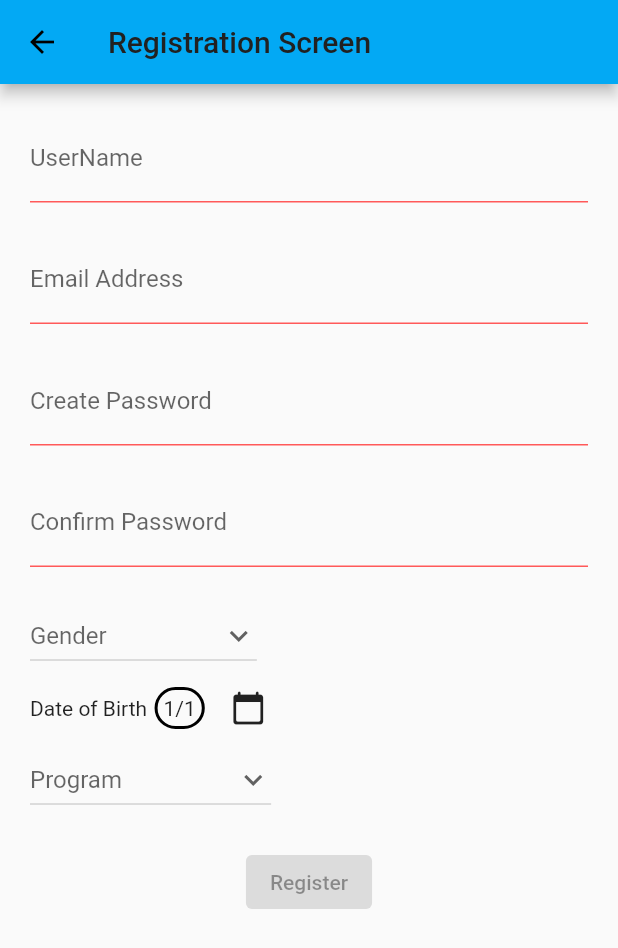
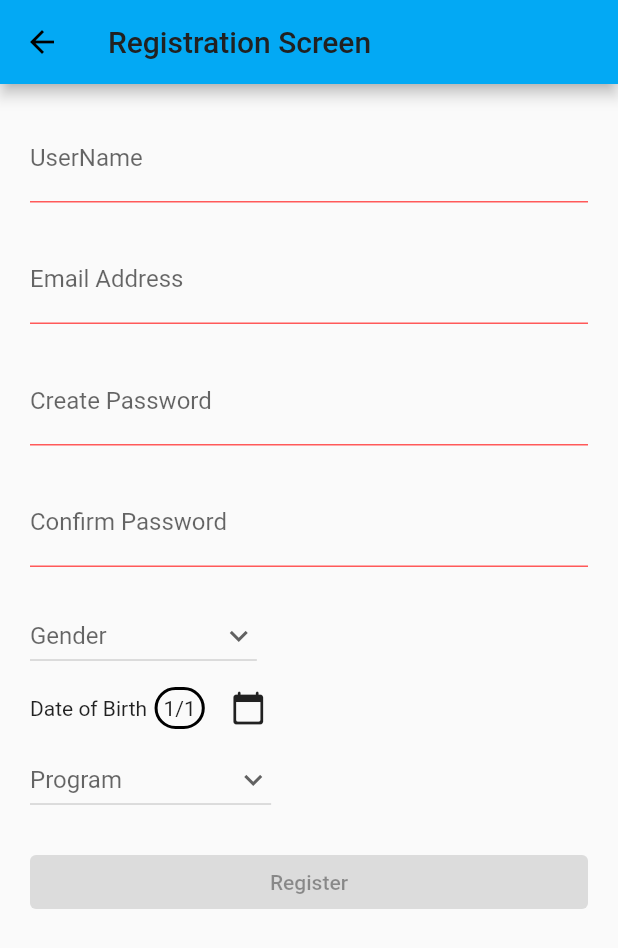
Before and after one commit to tayyab530/Helpadora, a Flutter app: the screen it shows after launch, after a tap on "or Create an account", on a phone screen of 412 x 824 dp. Shown: the top 948 px of the screen. Run offline on Flutter 3.47's test engine with Material 2 defaults, Android fonts, the phone set to English and light mode, and no system bars; our stand-ins replace cloud_firestore, firebase_auth, firebase_core, rxdart; missing offline and left inert: tap_debouncer; accounts and stored records are empty.

Commit message:
Write_Query screen working with BLoC

```diff
--- a/lib/src/app.dart
+++ b/lib/src/app.dart
@@ -1,5 +1,4 @@
 import 'package:flutter/material.dart';
-import 'package:helpadora/src/screens/home_loginORmain.dart';
 import 'package:provider/provider.dart';
 
 import 'blocs/login_bloc.dart';
@@ -10,6 +9,9 @@ import 'screens/chat_screen.dart';
 import 'screens/registration_screen.dart';
 import 'screens/login_screen.dart';
 import 'services/db_firestore.dart';
+import 'screens/home_loginORmain.dart';
+import 'screens/write_query_screen.dart';
+import 'blocs/write_query_bloc.dart';
 
 class App extends StatelessWidget {
   static const String routeName = '/';
@@ -20,7 +22,9 @@ class App extends StatelessWidget {
       providers: [
         ChangeNotifierProvider(create: (ctx) => LoginBloc()),
         ChangeNotifierProvider(create: (ctx) => AuthService()),
-        ChangeNotifierProvider(create: (ctx)=> DbFirestore(),),
+        ChangeNotifierProvider(
+          create: (ctx) => DbFirestore(),
+        ),
       ],
       child: MaterialApp(
         theme: ThemeData(
@@ -59,6 +63,10 @@ class App extends StatelessWidget {
           RegistrationScreen.routeName: (ctx) => ChangeNotifierProvider(
               create: (ctx) => RegistrationBloc(), child: RegistrationScreen()),
           ChatScreen.routeName: (ctx) => ChatScreen(),
+          WriteQuery.routeName: (ctx) => ChangeNotifierProvider(
+                create: (ctx) => WriteQueryBloc(),
+                child: WriteQuery(),
+              ),
         },
       ),
     );
--- a/lib/src/blocs/login_bloc.dart
+++ b/lib/src/blocs/login_bloc.dart
@@ -1,5 +1,4 @@
 import 'dart:async';
-
 import 'package:flutter/cupertino.dart';
 
 import 'validators/login_validator.dart';
@@ -24,6 +23,11 @@ class LoginBloc extends ChangeNotifier with LoginValidatorsMixin {
     _password.close();
   }
 
+  drain(){
+    _email.drain();
+    _password.close();
+  }
+
   String getEmail() => _email.value;
   String getPassword() => _password.value;
 }
--- a/lib/src/blocs/registration_bloc.dart
+++ b/lib/src/blocs/registration_bloc.dart
@@ -1,5 +1,6 @@
 import 'dart:async';
 import 'package:flutter/cupertino.dart';
+
 import 'package:rxdart/rxdart.dart';
 import 'package:intl/intl.dart';
 
@@ -8,7 +9,7 @@ import 'validators/registration_fields_validator.dart';
 import '../models/date_model.dart';
 
 class RegistrationBloc extends ChangeNotifier
-    with RegistrationValidatorMixin, LoginValidatorsMixin {
+    with RegistrationValidatorMixin, LoginValidatorsMixin{
   final _userName = BehaviorSubject<String>();
   final _email = BehaviorSubject<String>();
   final _createPassword = BehaviorSubject<String>();
--- /dev/null
+++ b/lib/src/blocs/write_query_bloc.dart
@@ -0,0 +1,46 @@
+import 'dart:async';
+import 'package:flutter/cupertino.dart';
+import 'package:helpadora/src/models/date_model.dart';
+
+import 'validators/write_query_validator.dart';
+import 'package:rxdart/rxdart.dart';
+
+class WriteQueryBloc extends ChangeNotifier with WriteQueryValidatorsMixin{
+  final _title = BehaviorSubject<String>();
+  final _description = BehaviorSubject<String>();
+  final _dueDate = BehaviorSubject<Date>();
+  final _location = BehaviorSubject<String>();
+
+  Function(String) get changeTitle => _title.sink.add;
+  Function(String) get changeDescription => _description.sink.add;
+  Function(Date) get changeDueDate => _dueDate.sink.add;
+  Function(String) get changeLocation => _location.sink.add;
+
+  Stream<bool> get post => Rx.combineLatest4(title, description,dueDate,location ,(a, b, c, d) => true);
+
+  Stream<String> get title => _title.stream.transform(titleValidate());
+  Stream<String> get description =>
+      _description.stream.transform(descriptionValidate());
+  Stream<Date> get dueDate => _dueDate.stream.transform(dueDateValidate());
+  Stream<String> get location => _location.stream.transform(locationValidate());
+
+  dispose() {
+    super.dispose();
+    _title.close();
+    _description.close();
+    _dueDate.close();
+    _location.close();
+  }
+
+  drain() {
+    _title.drain();
+    _description.close();
+    _dueDate.drain();
+    _location.drain();
+  }
+
+  String getEmail() => _title.value;
+  String getPassword() => _description.value;
+}
+
+//Please do not turn off the PC!!!!
--- a/lib/src/screens/login_screen.dart
+++ b/lib/src/screens/login_screen.dart
@@ -95,9 +95,15 @@ class LoginScreen extends StatelessWidget {
 
                       print(authServices.getError());
                     },
-            builder: (ctx, TapDebouncerFunc onTap) => ElevatedButton(
-              onPressed: onTap,
-              child: Text('Login'),
+            builder: (ctx, TapDebouncerFunc onTap) => Container(
+              width: double.infinity,
+              child: ElevatedButton(
+                onPressed: onTap,
+                child: Text('Login'),
+                style: ElevatedButton.styleFrom(
+                  primary: Theme.of(context).accentColor,
+                ),
+              ),
             ),
           );
         });
--- a/lib/src/screens/registration_screen.dart
+++ b/lib/src/screens/registration_screen.dart
@@ -203,19 +203,7 @@ class RegistrationScreen extends StatelessWidget {
         });
   }
 
-  Future<void> _datePicker(BuildContext context, RegistrationBloc _regisBloc,
-      AsyncSnapshot<Date> snapshot) async {
-    final DateTime pickedDate = await showDatePicker(
-      context: context,
-      initialDate: snapshot.data.currentDate,
-      firstDate: DateTime(1995),
-      lastDate: DateTime(2015),
-      currentDate: snapshot.data.currentDate,
-    );
-    if (pickedDate != null && pickedDate != snapshot.data.currentDate) {
-      _regisBloc.changeDate(Date(pickedDate, pickedDate));
-    }
-  }
+
 
   Widget programDropDown(RegistrationBloc _regisBloc) {
     return StreamBuilder(
@@ -313,13 +301,33 @@ class RegistrationScreen extends StatelessWidget {
                   });
                 }
               : null,
-          builder: (ctx, TapDebouncerFunc onTap) => ElevatedButton(
-            onPressed: onTap,
-            child: Text('Register'),
+          builder: (ctx, TapDebouncerFunc onTap) => Container(
+            width: double.infinity,
+            child: ElevatedButton(
+              onPressed: onTap,
+              child: Text('Register'),
+              style: ElevatedButton.styleFrom(
+                primary: Theme.of(context).accentColor,
+              ),
+            ),
           ),
         );
       },
     );
+  }
+
+  Future<void> _datePicker(BuildContext context, RegistrationBloc _regisBloc,
+      AsyncSnapshot<Date> snapshot) async {
+    final DateTime pickedDate = await showDatePicker(
+      context: context,
+      initialDate: snapshot.data.currentDate,
+      firstDate: DateTime(1995),
+      lastDate: DateTime(2015),
+      currentDate: snapshot.data.currentDate,
+    );
+    if (pickedDate != null && pickedDate != snapshot.data.currentDate) {
+      _regisBloc.changeDate(Date(pickedDate, pickedDate));
+    }
   }
 }
 
```
Also changed, not shown: lib/src/blocs/validators/write_query_validator.dart (added, +52 -0 lines), lib/src/screens/main_screen.dart (+9 -2 lines), lib/src/screens/query_write_screen.dart (deleted, +0 -91 lines), lib/src/screens/write_query_screen.dart (added, +161 -0 lines).
